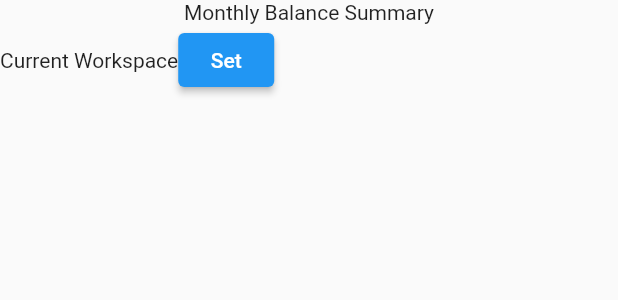
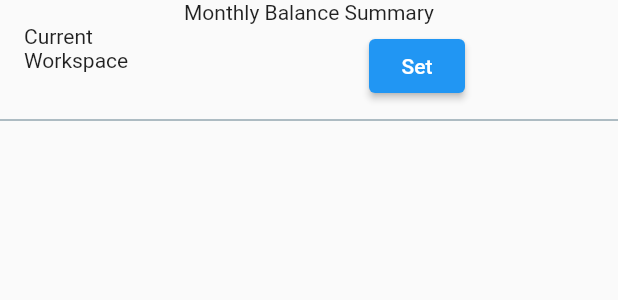
Before and after one commit to Technion236272/2022a-BalanceMe, a Flutter app: the SummaryPage widget shown alone on an empty page, opened directly, on a phone screen of 412 x 824 dp. Shown: the top 300 px of the screen. Run offline on Flutter 3.47's test engine with Material 2 defaults, Android fonts, the phone set to English and light mode, and no system bars; our stand-ins replace auth_buttons, cloud_firestore, cross_file, email_validator, firebase_analytics, firebase_auth and 10 more; missing offline and left inert: flutter_facebook_auth, sorted_list; accounts and stored records are empty.

Commit message:
Support Workspaces
Add Workspace page skeleton
Issue #67

```diff
--- a/lib/pages/set_workspace.dart
+++ b/lib/pages/set_workspace.dart
@@ -51,7 +51,7 @@ class _SetWorkspaceState extends State<SetWorkspace> {
   }
 
   void _removeWorkspace() {
-    // TODO
+    // TODO- logic
   }
 
   void _closeAddWorkspace() {
@@ -62,7 +62,7 @@ class _SetWorkspaceState extends State<SetWorkspace> {
 
   }
 
-  Widget _showAddWorkspace() {
+  Widget _showAddWorkspace() {  // TODO- design
     return Padding(
       padding: MediaQuery.of(context).viewInsets,
       child: SizedBox(
@@ -137,7 +137,7 @@ class _SetWorkspaceState extends State<SetWorkspace> {
   }
 
   @override
-  Widget build(BuildContext context) {
+  Widget build(BuildContext context) {  // TODO- design
     return Scaffold(
       appBar: MinorAppBar(Languages.of(context)!.strManageWorkspaces),
       body: SingleChildScrollView(
--- a/lib/pages/summary.dart
+++ b/lib/pages/summary.dart
@@ -1,4 +1,5 @@
 // ================= Summary Page =================
+import 'package:balance_me/widgets/generic_listview.dart';
 import 'package:flutter/material.dart';
 import 'package:provider/provider.dart';
 import 'package:balance_me/firebase_wrapper/auth_repository.dart';
@@ -25,14 +26,30 @@ class _SummaryPageState extends State<SummaryPage> {
 
   @override
   Widget build(BuildContext context) {
-    return Column(
+    return SingleChildScrollView(
+      child: Column(
           children: [
             Text(Languages.of(context)!.strBalanceSummary),
-          Visibility(  // TODO - move to List
+            // TODO- design: add diagram
+            ListViewGeneric(
+              leadingWidgets: [
+                SizedBox(
+                  height: 100,
+                  width: 100,
+                  child: Visibility(
+                    visible: authRepository.status == AuthStatus.Authenticated && userStorage.userData != null,
+                    child: Text(Languages.of(context)!.strCurrentWorkspace),
+                  ),
+                ),
+              ],
+              trailingWidgets: [
+                SizedBox(
+                  height: 150,
+                  width: 150,
+                  child: Visibility(
                     visible: authRepository.status == AuthStatus.Authenticated && userStorage.userData != null,
                     child: Row(
                       children: [
-                Text(Languages.of(context)!.strCurrentWorkspace),
                         Text(userStorage.userData!.currentWorkspace),
                         ElevatedButton(
                           onPressed: _openSetWorkspace,
@@ -41,7 +58,11 @@ class _SummaryPageState extends State<SummaryPage> {
                       ],
                     ),
                   ),
+                ),
               ],
+            ),
+          ],
+      ),
     );
   }
 }
```
Lines whose indentation alone changed are shown as unchanged.
